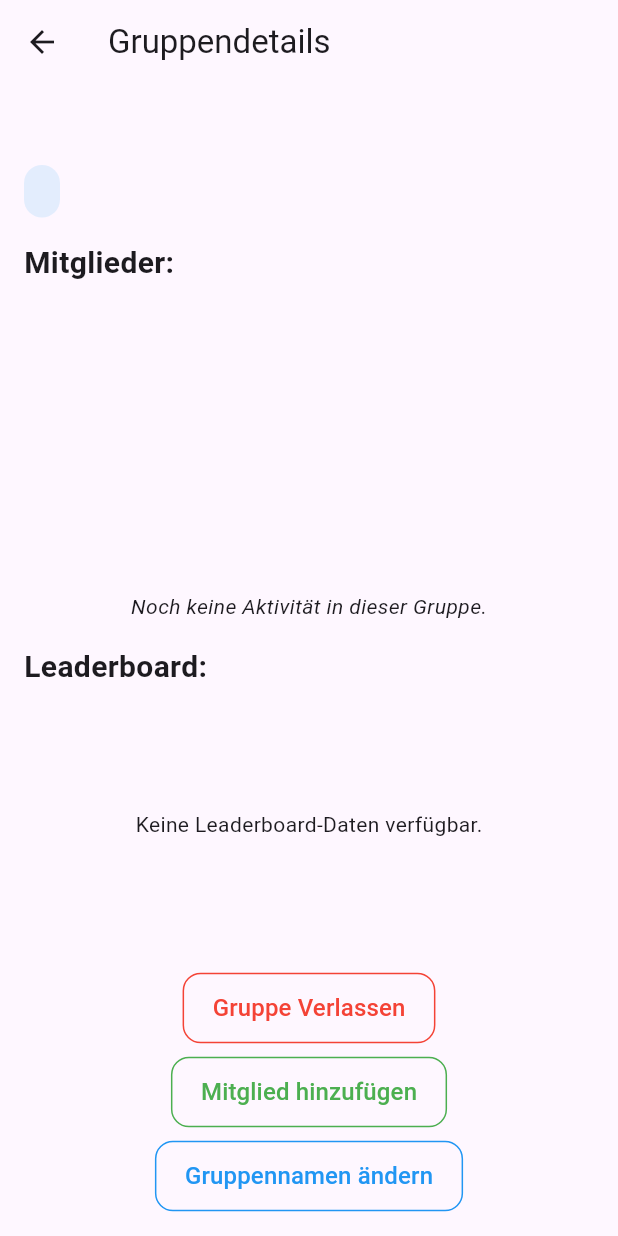
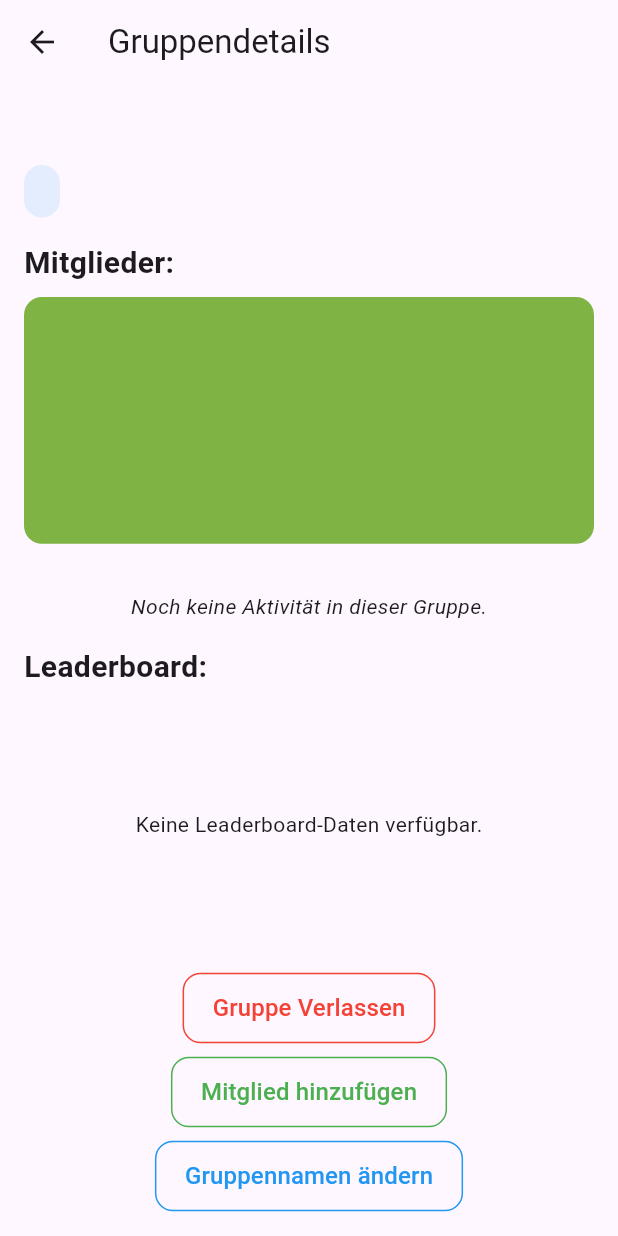
Before and after one commit to Connorh1603/BattleActivity, a Flutter app: the GroupDetailScreen screen opened directly with empty values, on a phone screen of 412 x 824 dp. Run offline on Flutter 3.47's test engine with Material 3 defaults, Android fonts, the phone set to English and light mode, and no system bars; our stand-ins replace cloud_firestore, file_picker, firebase_auth, firebase_core, firebase_storage, fl_chart and 4 more; missing offline and left inert: google_sign_in_platform_interface; accounts and stored records are empty; statements that could not run were skipped.

Commit message:
Group detail Design + Hotfix Verlassen, Gruppennamen

```diff
--- a/flutter_application_1/lib/screens/group_detail_screen.dart
+++ b/flutter_application_1/lib/screens/group_detail_screen.dart
@@ -66,6 +66,12 @@ class GroupDetailScreen extends StatelessWidget {
                 Text("Mitglieder:", style: TextStyle(fontSize: 20, fontWeight: FontWeight.bold)),
                 SizedBox(height: 8),
                 Expanded(
+                  child: Container(
+                    decoration: BoxDecoration(
+                      color: Color.fromARGB(255, 127, 179, 68), // 💚 Heller Grünton für den Hintergrund
+                      borderRadius: BorderRadius.circular(12),
+                    ),
+                    padding: const EdgeInsets.all(8.0),
                     child: ListView.builder(
                       itemCount: members.length,
                       itemBuilder: (context, index) {
@@ -148,6 +154,7 @@ class GroupDetailScreen extends StatelessWidget {
                           },
                         );
                       },
+                    ),
                   ),
                 ),
                 SizedBox(height: 16),
@@ -319,7 +326,7 @@ class GroupDetailScreen extends StatelessWidget {
                       final groupSnapshot = await groupRef.get();
                       final adminId = groupSnapshot['admin'] ?? '';
 
-                      if (adminId == username) {
+                      if (adminId == userId) {
                         _showChangeGroupNameDialog(context);
                       } else {
                         _showNotAdminMessage(context);
@@ -391,7 +398,7 @@ class GroupDetailScreen extends StatelessWidget {
   Future<void> _leaveGroup() async {
     final groupRef = FirebaseFirestore.instance.collection('Groups').doc(groupId);
     await groupRef.update({
-      'members': FieldValue.arrayRemove([username])
+      'members': FieldValue.arrayRemove([userId])
     });
     print("$username hat die Gruppe verlassen.");
   }
```
Lines whose indentation alone changed are shown as unchanged.
